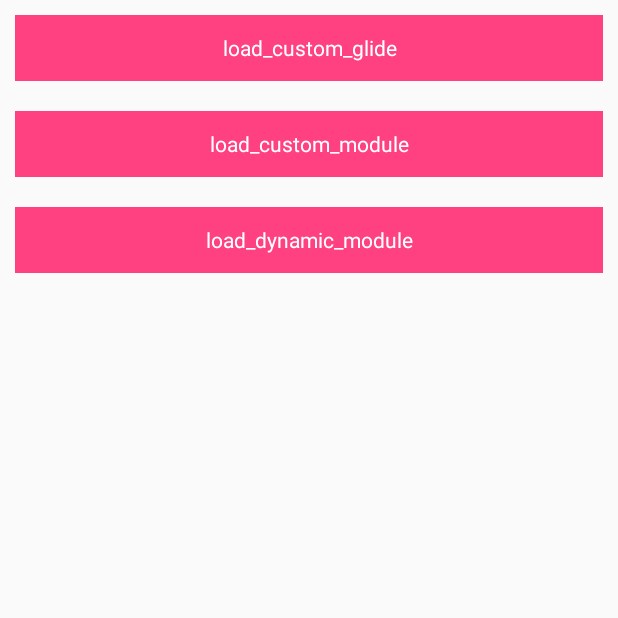
After one commit to imZeJun/RepoGlideLearn, an Android app: the CustomGlideActivity screen opened directly, with no data from a screen before it, on a phone screen of 412 x 824 dp, the top half of it. The commit adds this screen. Run offline under Robolectric (Android 15) with nearby library versions, the phone set to English and light mode, and no system bars; pictures from the network do not load.

Commit message:
[RepoGlideLearn]添加自定义GlideModule的例子

```diff
--- a/app/build.gradle
+++ b/app/build.gradle
@@ -24,4 +24,5 @@ dependencies {
     testCompile 'junit:junit:4.12'
     compile 'com.github.bumptech.glide:glide:3.7.0'
     compile 'com.android.support:appcompat-v7:23.0.0'
+    compile 'com.squareup.okhttp3:okhttp:3.6.0'
 }
--- a/app/src/main/java/com/example/lizejun/repoglidelearn/CustomTargetActivity.java
+++ b/app/src/main/java/com/example/lizejun/repoglidelearn/CustomTargetActivity.java
@@ -9,6 +9,7 @@ import com.bumptech.glide.load.resource.drawable.GlideDrawable;
 import com.bumptech.glide.request.animation.GlideAnimation;
 import com.bumptech.glide.request.target.SimpleTarget;
 import com.bumptech.glide.request.target.ViewTarget;
+import com.example.lizejun.repoglidelearn.view.CustomView;
 
 public class CustomTargetActivity extends AppCompatActivity {
 
--- a/app/src/main/java/com/example/lizejun/repoglidelearn/MainActivity.java
+++ b/app/src/main/java/com/example/lizejun/repoglidelearn/MainActivity.java
@@ -47,4 +47,9 @@ public class MainActivity extends AppCompatActivity {
         Intent intent = new Intent(this, AnimateActivity.class);
         startActivity(intent);
     }
+
+    public void clickCustomGlideDemo(View view) {
+        Intent intent = new Intent(this, CustomGlideActivity.class);
+        startActivity(intent);
+    }
 }
--- /dev/null
+++ b/app/src/main/java/com/example/lizejun/repoglidelearn/module/AutoSizeModel.java
@@ -0,0 +1,6 @@
+package com.example.lizejun.repoglidelearn.module;
+
+
+public interface AutoSizeModel {
+    String requestSizeUrl(int width, int height);
+}
--- a/app/src/main/java/com/example/lizejun/repoglidelearn/CustomView.java
+++ b/app/src/main/java/com/example/lizejun/repoglidelearn/view/CustomView.java
@@ -1,4 +1,4 @@
-package com.example.lizejun.repoglidelearn;
+package com.example.lizejun.repoglidelearn.view;
 
 import android.animation.ValueAnimator;
 import android.content.Context;
@@ -7,6 +7,8 @@ import android.util.AttributeSet;
 import android.widget.ImageView;
 import android.widget.LinearLayout;
 import android.widget.TextView;
+
+import com.example.lizejun.repoglidelearn.R;
 
 public class CustomView extends LinearLayout {
 
--- /dev/null
+++ b/app/src/main/res/layout/activity_custom_glide.xml
@@ -0,0 +1,32 @@
+<?xml version="1.0" encoding="utf-8"?>
+<LinearLayout xmlns:android="http://schemas.android.com/apk/res/android"
+    xmlns:tools="http://schemas.android.com/tools"
+    android:orientation="vertical"
+    android:gravity="center_horizontal"
+    android:layout_width="match_parent"
+    android:layout_height="match_parent"
+    tools:context="com.example.lizejun.repoglidelearn.CustomGlideActivity">
+    <TextView
+        android:layout_width="match_parent"
+        android:layout_height="44dp"
+        android:onClick="loadCustomGlide"
+        android:text="load_custom_glide"
+        style="@style/style_tv_normal"/>
+    <TextView
+        android:layout_width="match_parent"
+        android:layout_height="44dp"
+        android:onClick="loadCustomModule"
+        android:text="load_custom_module"
+        style="@style/style_tv_normal"/>
+    <TextView
+        android:layout_width="match_parent"
+        android:layout_height="44dp"
+        android:onClick="loadDynamicModule"
+        android:text="load_dynamic_module"
+        style="@style/style_tv_normal"/>
+    <ImageView
+        android:id="@+id/iv_result"
+        android:scaleType="center"
+        android:layout_width="300dp"
+        android:layout_height="300dp" />
+</LinearLayout>
--- a/app/src/main/res/layout/activity_custom_target.xml
+++ b/app/src/main/res/layout/activity_custom_target.xml
@@ -21,7 +21,7 @@
         android:id="@+id/iv_result"
         android:layout_width="50dp"
         android:layout_height="50dp" />
-    <com.example.lizejun.repoglidelearn.CustomView
+    <com.example.lizejun.repoglidelearn.view.CustomView
         android:id="@+id/cv_result"
         android:orientation="vertical"
         android:layout_width="match_parent"
@@ -35,5 +35,5 @@
             android:id="@+id/iv_custom_result"
             android:layout_width="200dp"
             android:layout_height="200dp" />
-    </com.example.lizejun.repoglidelearn.CustomView>
+    </com.example.lizejun.repoglidelearn.view.CustomView>
 </LinearLayout>
--- a/app/src/main/res/layout/activity_main.xml
+++ b/app/src/main/res/layout/activity_main.xml
@@ -48,4 +48,10 @@
         style="@style/style_tv_normal"
         android:text="AnimateDemo"
         android:onClick="clickAnimateDemo"/>
+    <TextView
+        android:layout_width="match_parent"
+        android:layout_height="44dp"
+        style="@style/style_tv_normal"
+        android:text="CustomGlideDemo"
+        android:onClick="clickCustomGlideDemo"/>
 </LinearLayout>
```
Also changed, not shown: app/src/main/AndroidManifest.xml (+6 -1 lines), app/src/main/java/com/example/lizejun/repoglidelearn/CustomGlideActivity.java (added, +51 -0 lines), app/src/main/java/com/example/lizejun/repoglidelearn/module/AutoSizeModelImpl.java (added, +18 -0 lines), app/src/main/java/com/example/lizejun/repoglidelearn/module/AutoSizeModelLoader.java (added, +33 -0 lines), app/src/main/java/com/example/lizejun/repoglidelearn/moduleloader/CustomGlideModule.java (added, +24 -0 lines), app/src/main/java/com/example/lizejun/repoglidelearn/moduleloader/OkHttpGlideUrlFetcher.java (added, +72 -0 lines), app/src/main/java/com/example/lizejun/repoglidelearn/moduleloader/OkHttpGlideUrlLoader.java (added, +50 -0 lines).
